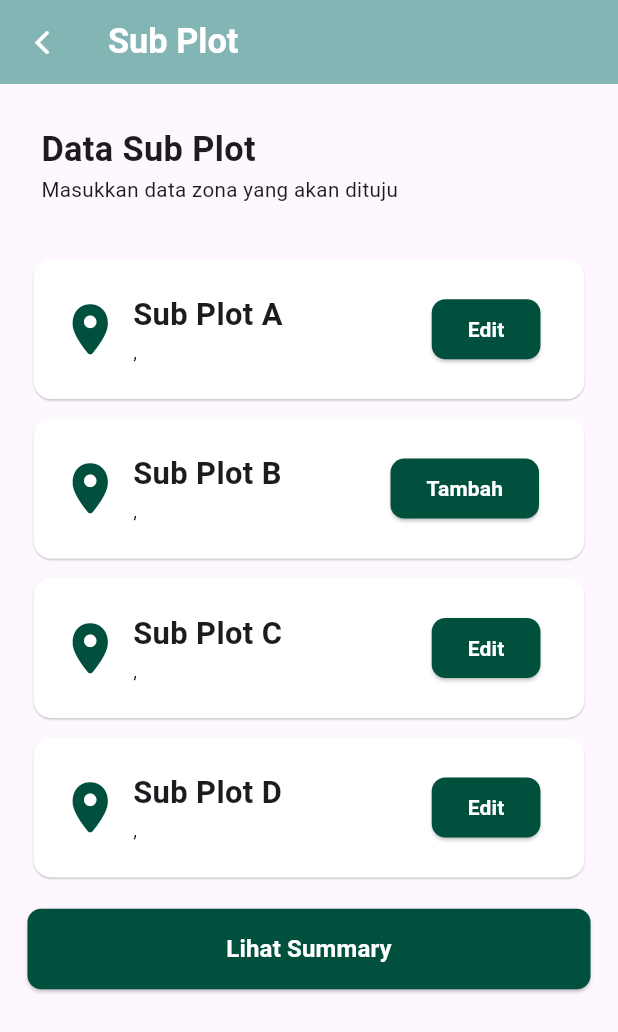
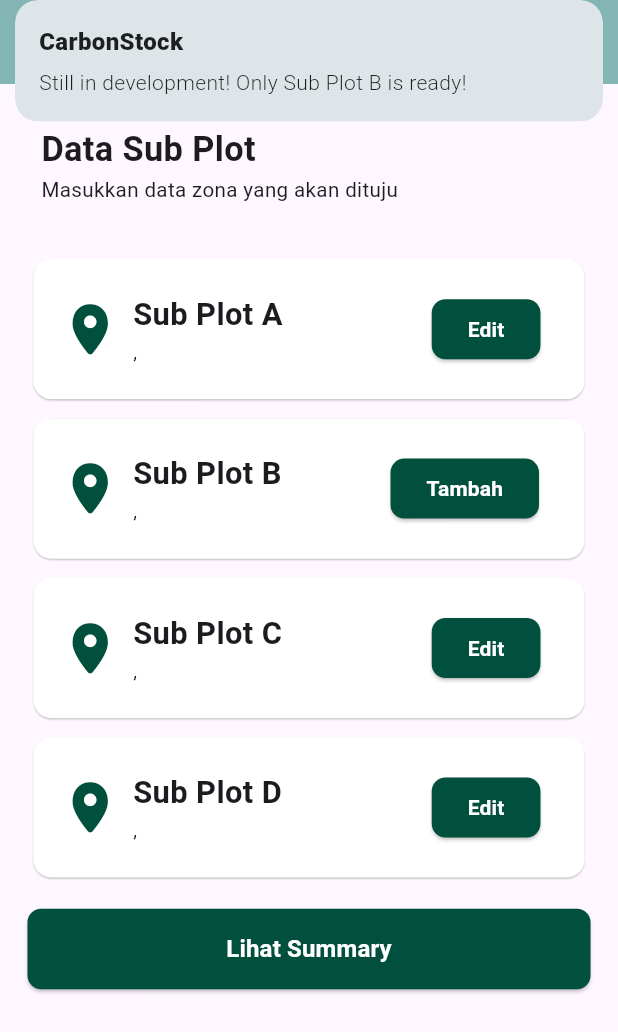
Before and after one commit to bangkit282/carbonstock, a Flutter app: the SubPlotAreaScreenViews screen opened directly with empty values, after a tap on "Edit", on a phone screen of 412 x 824 dp. Shown: the top 1032 px of the screen. Run offline on Flutter 3.47's test engine with Material 3 defaults, Android fonts, the phone set to English and light mode, and no system bars; our stand-ins replace dotted_border, flutter_dotenv, flutter_screenutil, geolocator, get, image_picker and 2 more; missing offline and left inert: mapbox_gl; accounts and stored records are empty; Roboto replaces fonts that are missing (Poppins).

Commit message:
Stage 1: UI - Fixed sub-plot B data access - Remodelling sub-plot DB (this is the difficult step)

```diff
--- a/lib/data/local/localdb/subplot/sub_plot_b_db.dart
+++ b/lib/data/local/localdb/subplot/sub_plot_b_db.dart
@@ -34,7 +34,7 @@ class SubPlotBAreaDB {
     await db.execute(
       '''
       CREATE TABLE subplot_b(
-        id $idType,
+        _id $idType,
         areaName $textType,
         plotName $textType,
         keliling $decimalType,
--- a/lib/data/local/model/subplot/sub_plot_b_model.dart
+++ b/lib/data/local/model/subplot/sub_plot_b_model.dart
@@ -84,7 +84,7 @@ class SubPlotAreaBModel {
 
   static SubPlotAreaBModel fromJson(Map<String, Object?> json) =>
       SubPlotAreaBModel(
-        id: json['id'] as int?,
+        id: json['_id'] as int?,
         areaName: json['areaName'] as String,
         plotName: json['plotName'] as String,
         localName: json['localName'] as String,
@@ -98,7 +98,7 @@ class SubPlotAreaBModel {
       );
 
   Map<String, Object?> toJson() => {
-        'id': id,
+        '_id': id,
         'areaName': areaName,
         'plotName': plotName,
         'localName': localName,
--- a/lib/views/plot/subplot/sub_plot_area_views.dart
+++ b/lib/views/plot/subplot/sub_plot_area_views.dart
@@ -289,6 +289,12 @@ class _SubPlotAreaScreenViewsState extends State<SubPlotAreaScreenViews> {
         margin: EdgeInsets.only(left: 24.w),
         child: ElevatedButton(
           onPressed: () {
+            Get.snackbar(
+              'CarbonStock',
+              'Still in development! Only Sub Plot B is ready!',
+              backgroundColor: colorSecondaryGrey1,
+            );
+
             // Navigator.push(
             //   context,
             //   PageRouteBuilder(
--- a/lib/views/views.dart
+++ b/lib/views/views.dart
@@ -1,7 +1,7 @@
 import 'dart:convert';
 import 'dart:io';
 import 'dart:math';
-import 'dart:developer' as d;
+// import 'dart:developer' as d;
 
 import 'package:carbonstock/data/api/controllers/area/area_controller.dart';
 import 'package:carbonstock/data/api/controllers/plot/plot_controller.dart';
```
